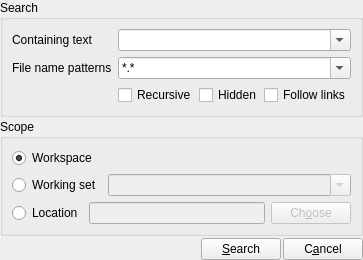
First picture: the form in resources/ui/dialogs/search.ui, repository prymatex/prymatex, before the edit.
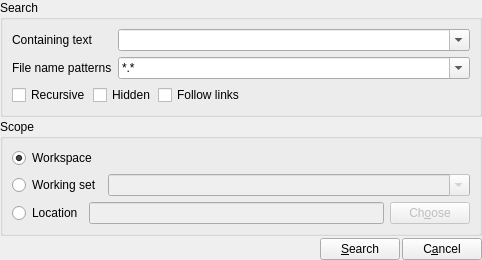
Second picture: the form after the edit. Icons and pictures are not drawn.

What changed in the file:
```diff
--- a/resources/ui/dialogs/search.ui
+++ b/resources/ui/dialogs/search.ui
@@ -2,6 +2,20 @@
 <ui version="4.0">
  <class>SearchDialog</class>
  <widget class="QDialog" name="SearchDialog">
+  <property name="geometry">
+   <rect>
+    <x>0</x>
+    <y>0</y>
+    <width>482</width>
+    <height>260</height>
+   </rect>
+  </property>
+  <property name="minimumSize">
+   <size>
+    <width>482</width>
+    <height>0</height>
+   </size>
+  </property>
   <property name="windowTitle">
    <string>Search</string>
   </property>
@@ -72,7 +86,7 @@
         </item>
        </widget>
       </item>
-      <item row="3" column="1">
+      <item row="3" column="0" colspan="2">
        <layout class="QHBoxLayout" name="horizontalLayout_4">
         <property name="spacing">
          <number>2</number>
@@ -98,6 +112,19 @@
           </property>
          </widget>
         </item>
+        <item>
+         <spacer name="horizontalSpacer_2">
+          <property name="orientation">
+           <enum>Qt::Horizontal</enum>
+          </property>
+          <property name="sizeHint" stdset="0">
+           <size>
+            <width>40</width>
+            <height>20</height>
+           </size>
+          </property>
+         </spacer>
+        </item>
        </layout>
       </item>
      </layout>
```
